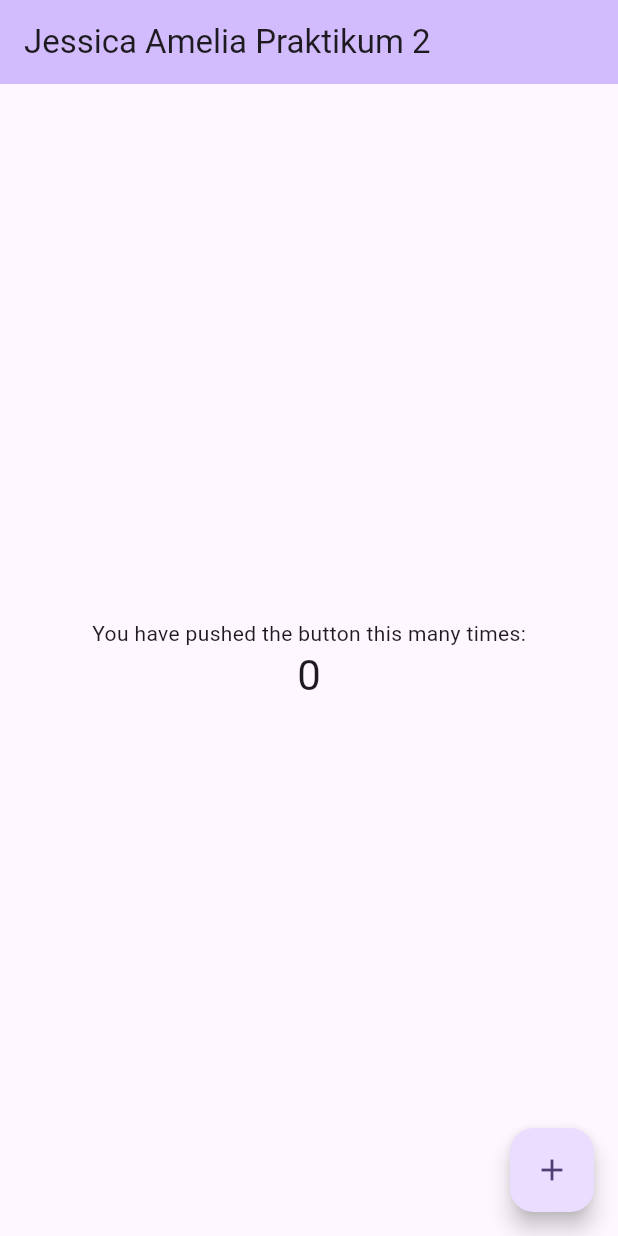
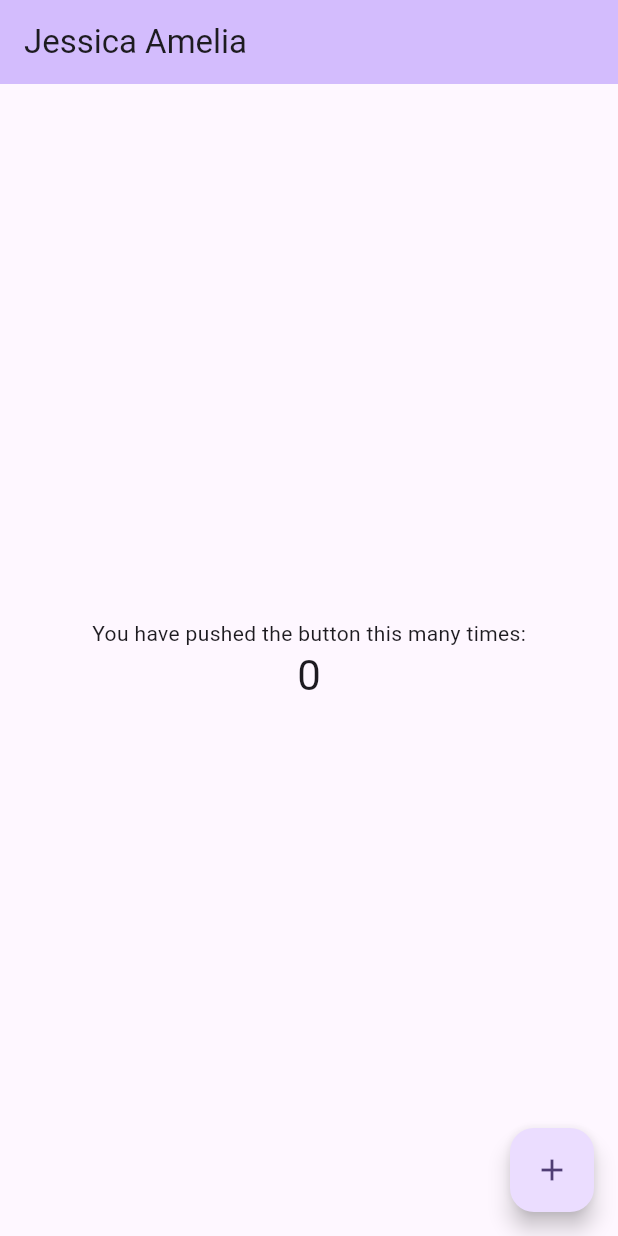
Before and after one commit to jessicaamelia17/flutter-fundamental-part1, a Flutter app: the screen it shows after launch, on a phone screen of 412 x 824 dp. Run offline on Flutter 3.47's test engine with Material 3 defaults, Android fonts, the phone set to English and light mode, and no system bars.

Commit message:
Praktikum 3

```diff
--- a/lib/main.dart
+++ b/lib/main.dart
@@ -30,7 +30,7 @@ class MyApp extends StatelessWidget {
         // tested with just a hot reload.
         colorScheme: ColorScheme.fromSeed(seedColor: Colors.deepPurple),
       ),
-      home: const MyHomePage(title: 'Jessica Amelia Praktikum 2')
+      home: const MyHomePage(title: 'Jessica Amelia')
     );
   }
 }
```
Also changed, not shown: images/16.png (added), images/17.png (added), images/18.png (added), images/19.png (added), images/20.png (added), images/21.png (added), images/22.png (added), images/23.png (added), images/24.png (added), images/25.png (added), images/26.png (added), images/27.png (added), 1 other file.
